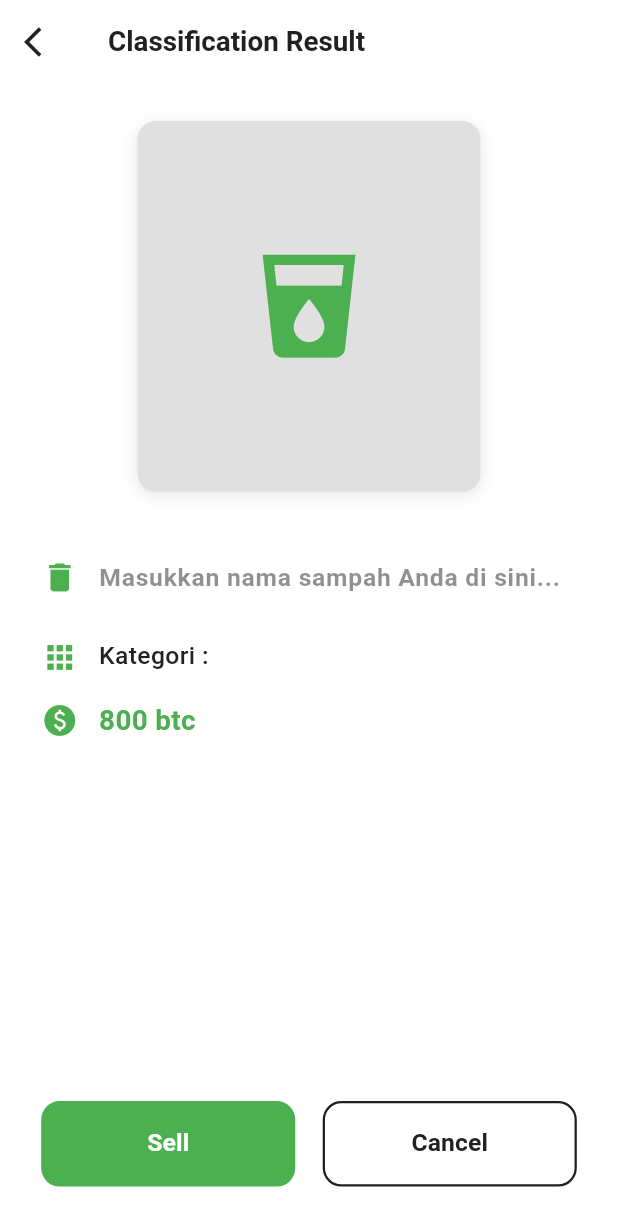
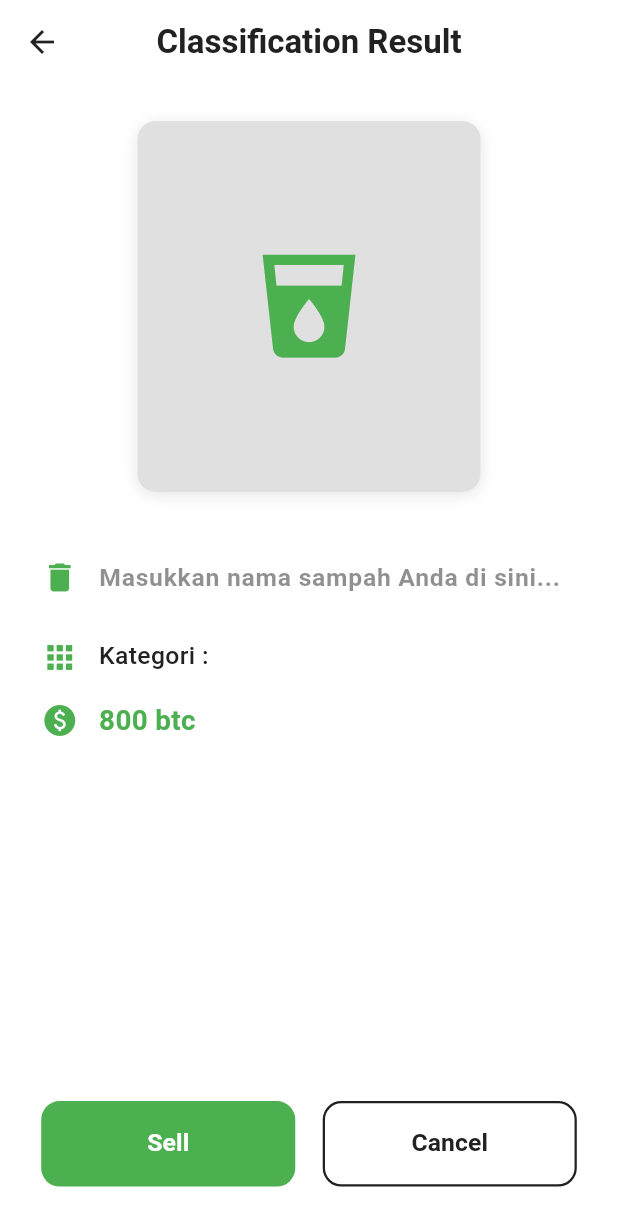
Before and after one commit to lfiathan/rubisch, a Flutter app: the ResultScreen screen opened directly with empty values, on a phone screen of 412 x 824 dp. Shown: the top 1226 px of the screen. Run offline on Flutter 3.47's test engine with Material 3 defaults, Android fonts, the phone set to English and light mode, and no system bars; our stand-ins replace flutter_dotenv, flutter_screenutil, image_picker, material_design_icons_flutter, shared_preferences; missing offline and left inert: tflite_flutter; accounts and stored records are empty; network calls fail.

Commit message:
Refactor beberapa halaman lainnya

```diff
--- a/lib/pages/navbar_pages/home_page.dart
+++ b/lib/pages/navbar_pages/home_page.dart
@@ -183,6 +183,7 @@ class _HomePageState extends State<HomePage> {
                             allArticles.take(maxToShow).toList();
 
                         return Column(
+                          spacing: 16.h,
                           children: [
                             ListView.builder(
                               physics: NeverScrollableScrollPhysics(),
@@ -219,7 +220,7 @@ class _HomePageState extends State<HomePage> {
                                 minimumSize: Size(double.infinity, 40.h),
                                 padding: EdgeInsets.symmetric(vertical: 12.h),
                                 shape: RoundedRectangleBorder(
-                                  borderRadius: BorderRadius.circular(4.r),
+                                  borderRadius: BorderRadius.circular(12.r),
                                   side: BorderSide(color: AppColors.primary),
                                 ),
                               ),
--- a/lib/pages/pushed_pages/detail_article_page.dart
+++ b/lib/pages/pushed_pages/detail_article_page.dart
@@ -60,7 +60,6 @@ class DetailArticlePage extends StatelessWidget {
                     ),
                     decoration: BoxDecoration(
                       color: AppColors.light,
-                      borderRadius: BorderRadius.circular(8),
                       border: Border.all(color: AppColors.accent, width: 2.w),
                     ),
                     child: Text(
@@ -94,7 +93,7 @@ class DetailArticlePage extends StatelessWidget {
                       ),
                     ),
                     TextSpan(
-                      text: article.author,
+                      text: article.author ?? "Unknown Author",
                       style: Theme.of(context).textTheme.bodyMedium,
                     ),
                   ],
@@ -127,7 +126,7 @@ class DetailArticlePage extends StatelessWidget {
                   minimumSize: Size(double.infinity, 40.h),
                   padding: EdgeInsets.symmetric(vertical: 12.h),
                   shape: RoundedRectangleBorder(
-                    borderRadius: BorderRadius.circular(4.r),
+                    borderRadius: BorderRadius.circular(12.r),
                     side: BorderSide(color: AppColors.primary),
                   ),
                 ),
--- a/lib/pages/pushed_pages/result_page.dart
+++ b/lib/pages/pushed_pages/result_page.dart
@@ -37,7 +37,7 @@ class _ResultScreenState extends State<ResultScreen> {
     // Inisialisasi map saat initState
     _wasteCategoriesMap = {
       for (var category in kWasteCategories)
-        category.title.toLowerCase(): category
+        category.title.toLowerCase(): category,
     };
   }
 
@@ -74,19 +74,24 @@ class _ResultScreenState extends State<ResultScreen> {
 
     try {
       final rubbishName = _rubbishNameController.text.trim();
-      final WasteCategory selectedCategory = _getWasteCategory(); // Gunakan objek WasteCategory
+      final WasteCategory selectedCategory =
+          _getWasteCategory(); // Gunakan objek WasteCategory
       final int price = selectedCategory.price;
 
       final history = await HistoryService.createHistoryFromScan(
         tempImagePath: widget.imagePath!,
-        classificationResult: widget.classificationResult, // Tetap gunakan hasil asli untuk riwayat
+        classificationResult:
+            widget
+                .classificationResult, // Tetap gunakan hasil asli untuk riwayat
         rubbishName: rubbishName,
         price: price,
       );
 
       await HistoryService.saveHistory(history);
 
-      widget.coinManager.addCoins(price.toDouble()); // Pastikan ini double jika CoinManager mengharapkan double
+      widget.coinManager.addCoins(
+        price.toDouble(),
+      ); // Pastikan ini double jika CoinManager mengharapkan double
 
       if (mounted) {
         ScaffoldMessenger.of(context).showSnackBar(
@@ -132,7 +137,8 @@ class _ResultScreenState extends State<ResultScreen> {
     // Ini mungkin tidak diperlukan jika ML selalu menghasilkan nama yang cocok dengan salah satu kategori
     if (category == null) {
       for (var entry in _wasteCategoriesMap.entries) {
-        if (normalizedClassification.contains(entry.key) || entry.key.contains(normalizedClassification)) {
+        if (normalizedClassification.contains(entry.key) ||
+            entry.key.contains(normalizedClassification)) {
           category = entry.value;
           break;
         }
@@ -140,9 +146,12 @@ class _ResultScreenState extends State<ResultScreen> {
     }
 
     // Default ke 'Trash' jika tidak ada yang cocok
-    category ??= _wasteCategoriesMap['trash']!; // Pastikan 'trash' selalu ada di map Anda
+    category ??=
+        _wasteCategoriesMap['trash']!; // Pastikan 'trash' selalu ada di map Anda
 
-    print('Menggunakan kategori: ${category.title} dengan harga ${category.price} btc');
+    print(
+      'Menggunakan kategori: ${category.title} dengan harga ${category.price} btc',
+    );
     return category;
   }
 
@@ -157,18 +166,17 @@ class _ResultScreenState extends State<ResultScreen> {
         backgroundColor: AppColors.light,
         elevation: 0,
         leading: IconButton(
-          icon: Icon(Icons.arrow_back_ios, color: AppColors.dark),
+          icon: Icon(Icons.arrow_back, color: AppColors.dark),
           onPressed: () => Navigator.pop(context),
         ),
         title: Text(
-          'Classification Result',
-          style: TextStyle(
+          "Classification Result",
+          style: Theme.of(context).textTheme.titleLarge?.copyWith(
+            fontWeight: FontWeight.bold,
             color: AppColors.dark,
-            fontSize: 18.sp,
-            fontWeight: FontWeight.w600,
           ),
         ),
-        centerTitle: false,
+        centerTitle: true,
       ),
       body: Column(
         children: [
@@ -198,7 +206,8 @@ class _ResultScreenState extends State<ResultScreen> {
                         ),
                         child: ClipRRect(
                           borderRadius: BorderRadius.circular(12.r),
-                          child: widget.imagePath != null
+                          child:
+                              widget.imagePath != null
                                   ? Image.file(
                                     File(widget.imagePath!),
                                     fit: BoxFit.cover,
@@ -206,7 +215,8 @@ class _ResultScreenState extends State<ResultScreen> {
                                   : Container(
                                     color: Colors.grey[300],
                                     child: Icon(
-                                    currentCategory.icon, // Akses icon dari objek
+                                      currentCategory
+                                          .icon, // Akses icon dari objek
                                       size: 80.sp,
                                       color: AppColors.primary,
                                     ),
@@ -219,7 +229,11 @@ class _ResultScreenState extends State<ResultScreen> {
 
                     Row(
                       children: [
-                        Icon(Icons.delete, color: AppColors.primary, size: 24.sp),
+                        Icon(
+                          Icons.delete,
+                          color: AppColors.primary,
+                          size: 24.sp,
+                        ),
                         SizedBox(width: 12.w),
                         Expanded(
                           child: TextField(
@@ -309,13 +323,16 @@ class _ResultScreenState extends State<ResultScreen> {
                         borderRadius: BorderRadius.circular(12.r),
                       ),
                     ),
-                    child: _isSaving
+                    child:
+                        _isSaving
                             ? SizedBox(
                               height: 20.h,
                               width: 20.w,
                               child: CircularProgressIndicator(
                                 strokeWidth: 2,
-                              valueColor: AlwaysStoppedAnimation<Color>(AppColors.light),
+                                valueColor: AlwaysStoppedAnimation<Color>(
+                                  AppColors.light,
+                                ),
                               ),
                             )
                             : Text(
```
Also changed, not shown: lib/pages/pushed_pages/detail_item_page.dart (+10 -19 lines). Lines whose indentation alone changed are shown as unchanged.
